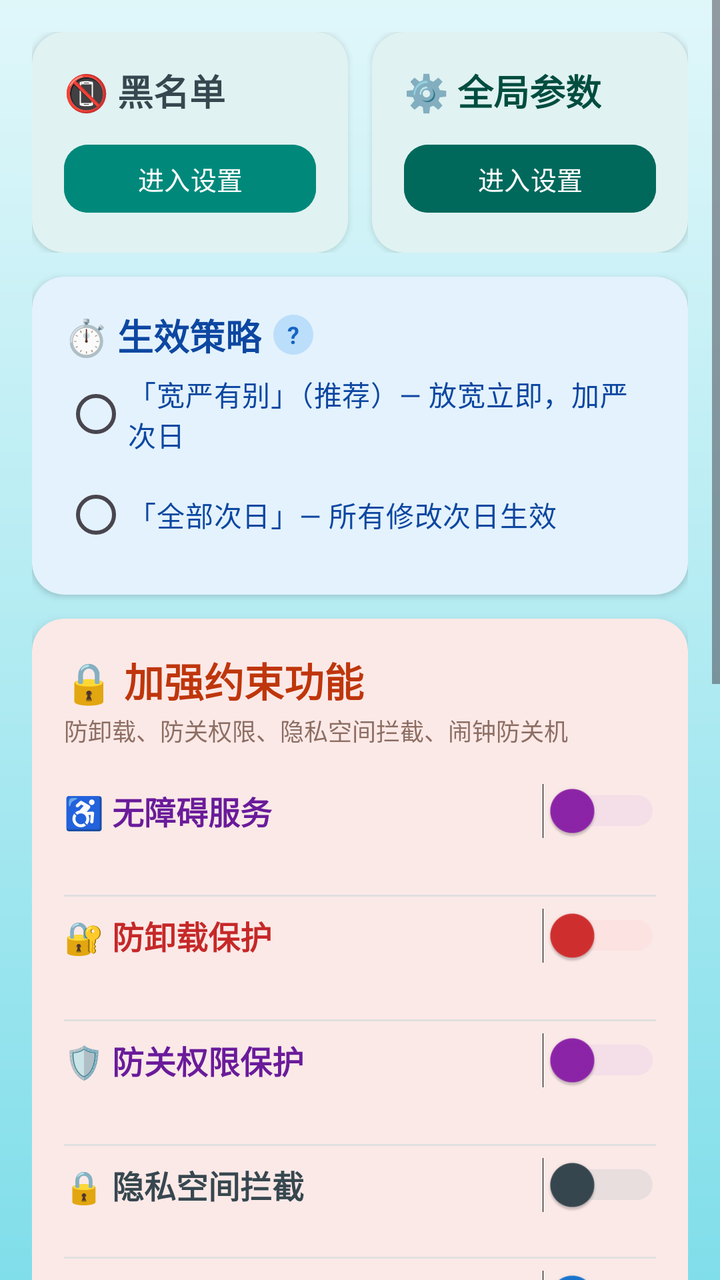
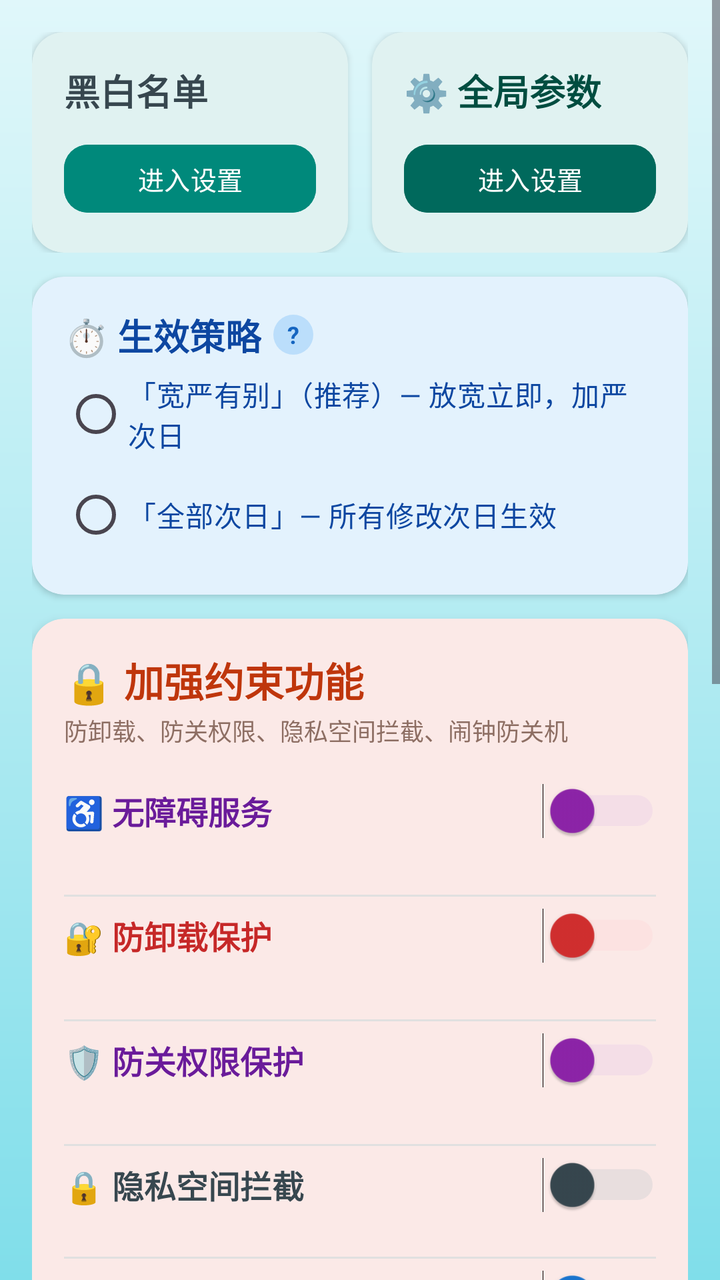

Screens rendered from an Android XML layout before and after an edit, with the pre-edit source and the edit as a unified diff.
<!-- AndroidManifest.xml: application theme Theme.IronWill -->
<!-- res/layout/fragment_rules.xml -->
<?xml version="1.0" encoding="utf-8"?>
<ScrollView xmlns:android="http://schemas.android.com/apk/res/android"
    xmlns:app="http://schemas.android.com/apk/res-auto"
    android:id="@+id/layout_rules"
    android:layout_width="match_parent"
    android:layout_height="match_parent"
    android:fitsSystemWindows="true"
    android:clipToPadding="false"
    android:background="@drawable/bg_sea_surface"
    android:visibility="visible">

    <LinearLayout
        android:layout_width="match_parent"
        android:layout_height="wrap_content"
        android:orientation="vertical"
        android:padding="16dp">

        
        <LinearLayout
            android:layout_width="match_parent"
            android:layout_height="wrap_content"
            android:orientation="horizontal"
            android:layout_marginBottom="12dp">

            
            <androidx.cardview.widget.CardView
                android:layout_width="0dp"
                android:layout_height="wrap_content"
                android:layout_weight="1"
                android:layout_marginEnd="6dp"
                app:cardBackgroundColor="#E0F2F1"
                app:cardCornerRadius="16dp"
                app:cardElevation="2dp">
                <LinearLayout
                    android:layout_width="match_parent"
                    android:layout_height="wrap_content"
                    android:orientation="vertical"
                    android:padding="16dp">
                    <TextView
                        android:text="📵 黑名单"
                        android:textSize="18sp"
                        android:textStyle="bold"
                        android:textColor="#37474F"
                        android:layout_marginBottom="10dp"
                        android:layout_width="wrap_content"
                        android:layout_height="wrap_content"/>
                    <Button
                        android:id="@+id/btn_select_apps"
                        android:layout_width="match_parent"
                        android:layout_height="42dp"
                        android:text="进入设置"
                        android:backgroundTint="#00897B"
                        android:textColor="#FFFFFF"
                        android:textSize="13sp"
                        app:cornerRadius="12dp"/>
                </LinearLayout>
            </androidx.cardview.widget.CardView>

            
            <androidx.cardview.widget.CardView
                android:layout_width="0dp"
                android:layout_height="wrap_content"
                android:layout_weight="1"
                android:layout_marginStart="6dp"
                app:cardBackgroundColor="#E0F2F1"
                app:cardCornerRadius="16dp"
                app:cardElevation="2dp">
                <LinearLayout
                    android:layout_width="match_parent"
                    android:layout_height="wrap_content"
                    android:orientation="vertical"
                    android:padding="16dp">
                    <TextView
                        android:text="⚙️ 全局参数"
                        android:textSize="18sp"
                        android:textStyle="bold"
                        android:textColor="#004D40"
                        android:layout_marginBottom="10dp"
                        android:layout_width="wrap_content"
                        android:layout_height="wrap_content"/>
                    <Button
                        android:id="@+id/btn_global_params_rules"
                        android:layout_width="match_parent"
                        android:layout_height="42dp"
                        android:text="进入设置"
                        android:backgroundTint="#00695C"
                        android:textColor="#FFFFFF"
                        android:textSize="13sp"
                        app:cornerRadius="12dp"/>
                </LinearLayout>
            </androidx.cardview.widget.CardView>
        </LinearLayout>

        
        <androidx.cardview.widget.CardView
            android:layout_width="match_parent"
            android:layout_height="wrap_content"
            android:layout_marginBottom="12dp"
            app:cardBackgroundColor="#E3F2FD"
            app:cardCornerRadius="16dp"
            app:cardElevation="2dp">
            <LinearLayout
                android:layout_width="match_parent"
                android:layout_height="wrap_content"
                android:orientation="vertical"
                android:padding="16dp">

                <LinearLayout
                    android:layout_width="match_parent"
                    android:layout_height="wrap_content"
                    android:orientation="horizontal"
                    android:gravity="center_vertical">
                    <TextView
                        android:text="⏱️ 生效策略"
                        android:textSize="18sp"
                        android:textStyle="bold"
                        android:textColor="#0D47A1"
                        android:layout_width="wrap_content"
                        android:layout_height="wrap_content"/>
                    <TextView
                        android:id="@+id/btn_effective_policy_help"
                        android:layout_width="20dp"
                        android:layout_height="20dp"
                        android:layout_marginStart="6dp"
                        android:text="?"
                        android:textSize="12sp"
                        android:textStyle="bold"
                        android:textColor="#1565C0"
                        android:gravity="center"
                        android:background="@drawable/bg_sea_bubble"
                        android:backgroundTint="#BBDEFB"/>
                </LinearLayout>

                <RadioGroup
                    android:id="@+id/rg_effective_policy"
                    android:layout_width="match_parent"
                    android:layout_height="wrap_content"
                    android:orientation="vertical">

                    <RadioButton
                        android:id="@+id/rb_policy_favorable"
                        android:layout_width="match_parent"
                        android:layout_height="wrap_content"
                        android:text="「宽严有别」（推荐）— 放宽立即，加严次日"
                        android:textColor="#0D47A1"
                        android:textSize="14sp"
                        android:paddingVertical="6dp" />

                    <RadioButton
                        android:id="@+id/rb_policy_all_next_day"
                        android:layout_width="match_parent"
                        android:layout_height="wrap_content"
                        android:text="「全部次日」— 所有修改次日生效"
                        android:textColor="#0D47A1"
                        android:textSize="14sp"
                        android:paddingVertical="6dp" />
                </RadioGroup>
            </LinearLayout>
        </androidx.cardview.widget.CardView>

        
        <androidx.cardview.widget.CardView
            android:layout_width="match_parent"
            android:layout_height="wrap_content"
            android:layout_marginBottom="12dp"
            app:cardBackgroundColor="#FBE9E7"
            app:cardCornerRadius="16dp"
            app:cardElevation="3dp">

            <LinearLayout
                android:layout_width="match_parent"
                android:layout_height="wrap_content"
                android:orientation="vertical"
                android:padding="16dp">

                
                <TextView
                    android:text="🔒 加强约束功能"
                    android:textSize="20sp"
                    android:textStyle="bold"
                    android:textColor="#BF360C"
                    android:layout_width="wrap_content"
                    android:layout_height="wrap_content"
                    android:layout_marginBottom="2dp"/>

                <TextView
                    android:text="防卸载、防关权限、隐私空间拦截、闹钟防关机"
                    android:textSize="12sp"
                    android:textColor="#8D6E63"
                    android:layout_width="wrap_content"
                    android:layout_height="wrap_content"
                    android:layout_marginBottom="12dp"/>

                
                <LinearLayout
                    android:layout_width="match_parent"
                    android:layout_height="wrap_content"
                    android:orientation="horizontal"
                    android:gravity="center_vertical"
                    android:paddingVertical="6dp">

                    <TextView
                        android:text="♿ 无障碍服务"
                        android:textSize="16sp"
                        android:textStyle="bold"
                        android:textColor="#6A1B9A"
                        android:layout_width="wrap_content"
                        android:layout_height="wrap_content"/>

                    <View
                        android:layout_width="0dp"
                        android:layout_height="1dp"
                        android:layout_weight="1"/>

                    <Switch
                        android:id="@+id/switch_accessibility_service"
                        android:layout_width="wrap_content"
                        android:layout_height="wrap_content"
                        android:thumbTint="#8E24AA"
                        android:trackTint="#E1BEE7"
                        android:scaleX="1.1"
                        android:scaleY="1.1"/>
                </LinearLayout>

                <TextView
                    android:id="@+id/tv_accessibility_status_main"
                    android:layout_width="wrap_content"
                    android:layout_height="wrap_content"
                    android:textSize="12sp"
                    android:textColor="#6A1B9A"
                    android:layout_marginStart="4dp"
                    android:layout_marginBottom="6dp"/>

                
                <View
                    android:layout_width="match_parent"
                    android:layout_height="1dp"
                    android:background="#E0E0E0"/>

                
                <LinearLayout
                    android:layout_width="match_parent"
                    android:layout_height="wrap_content"
                    android:orientation="horizontal"
                    android:gravity="center_vertical"
                    android:paddingVertical="6dp">

                    <TextView
                        android:text="🔐 防卸载保护"
                        android:textSize="16sp"
                        android:textStyle="bold"
                        android:textColor="#C62828"
                        android:layout_width="wrap_content"
                        android:layout_height="wrap_content"/>

                    <View
                        android:layout_width="0dp"
                        android:layout_height="1dp"
                        android:layout_weight="1"/>

                    <Switch
                        android:id="@+id/switch_uninstall_protection"
                        android:layout_width="wrap_content"
                        android:layout_height="wrap_content"
                        android:thumbTint="#D32F2F"
                        android:trackTint="#FFCDD2"
                        android:scaleX="1.1"
                        android:scaleY="1.1"/>
                </LinearLayout>

                <TextView
                    android:id="@+id/tv_uninstall_status_main"
                    android:layout_width="wrap_content"
                    android:layout_height="wrap_content"
                    android:textSize="12sp"
                    android:textColor="#C62828"
                    android:layout_marginStart="4dp"
                    android:layout_marginBottom="6dp"/>

                
                <View
                    android:layout_width="match_parent"
                    android:layout_height="1dp"
                    android:background="#E0E0E0"/>

                
                <LinearLayout
                    android:layout_width="match_parent"
                    android:layout_height="wrap_content"
                    android:orientation="horizontal"
                    android:gravity="center_vertical"
                    android:paddingVertical="6dp">

                    <TextView
                        android:text="🛡️ 防关权限保护"
                        android:textSize="16sp"
                        android:textStyle="bold"
                        android:textColor="#6A1B9A"
                        android:layout_width="wrap_content"
                        android:layout_height="wrap_content"/>

                    <View
                        android:layout_width="0dp"
                        android:layout_height="1dp"
                        android:layout_weight="1"/>

                    <Switch
                        android:id="@+id/switch_accessibility"
                        android:layout_width="wrap_content"
                        android:layout_height="wrap_content"
                        android:thumbTint="#8E24AA"
                        android:trackTint="#E1BEE7"
                        android:scaleX="1.1"
                        android:scaleY="1.1"/>
                </LinearLayout>

                <TextView
                    android:id="@+id/tv_perm_protection_status"
                    android:layout_width="wrap_content"
                    android:layout_height="wrap_content"
                    android:textSize="12sp"
                    android:textColor="#C62828"
                    android:layout_marginStart="4dp"
                    android:layout_marginBottom="6dp"/>

                
                <View
                    android:layout_width="match_parent"
                    android:layout_height="1dp"
                    android:background="#E0E0E0"/>

                
                <LinearLayout
                    android:layout_width="match_parent"
                    android:layout_height="wrap_content"
                    android:orientation="horizontal"
                    android:gravity="center_vertical"
                    android:paddingVertical="6dp">

                    <TextView
                        android:text="🔒 隐私空间拦截"
                        android:textSize="16sp"
                        android:textStyle="bold"
                        android:textColor="#37474F"
                        android:layout_width="wrap_content"
                        android:layout_height="wrap_content"/>

                    <View
                        android:layout_width="0dp"
                        android:layout_height="1dp"
                        android:layout_weight="1"/>

                    <Switch
                        android:id="@+id/switch_privacy_space_guard"
                        android:layout_width="wrap_content"
                        android:layout_height="wrap_content"
                        android:thumbTint="#37474F"
                        android:trackTint="#B0BEC5"
                        android:scaleX="1.1"
                        android:scaleY="1.1"/>
                </LinearLayout>

                <TextView
                    android:id="@+id/tv_privacy_space_guard_status"
                    android:layout_width="wrap_content"
                    android:layout_height="wrap_content"
                    android:textSize="12sp"
                    android:textColor="#37474F"
                    android:layout_marginStart="4dp"/>

                
                <View
                    android:layout_width="match_parent"
                    android:layout_height="1dp"
                    android:background="#E0E0E0"/>

                
                <LinearLayout
                    android:layout_width="match_parent"
                    android:layout_height="wrap_content"
                    android:orientation="horizontal"
                    android:gravity="center_vertical"
                    android:paddingVertical="6dp">

                    <TextView
                        android:text="⏰ 闹钟防关机保护"
                        android:textSize="16sp"
                        android:textStyle="bold"
                        android:textColor="#1565C0"
                        android:layout_width="wrap_content"
                        android:layout_height="wrap_content"/>

                    <View
                        android:layout_width="0dp"
                        android:layout_height="1dp"
                        android:layout_weight="1"/>

                    <Switch
                        android:id="@+id/switch_alarm_power_off_protection"
                        android:layout_width="wrap_content"
                        android:layout_height="wrap_content"
                        android:thumbTint="#1976D2"
                        android:trackTint="#BBDEFB"
                        android:scaleX="1.1"
                        android:scaleY="1.1"/>
                </LinearLayout>

                <TextView
                    android:id="@+id/tv_alarm_power_off_status_main"
                    android:layout_width="wrap_content"
                    android:layout_height="wrap_content"
                    android:textSize="12sp"
                    android:textColor="#1565C0"
                    android:layout_marginStart="4dp"/>

                <LinearLayout
                    android:layout_width="match_parent"
                    android:layout_height="wrap_content"
                    android:orientation="vertical"
                    android:layout_marginTop="8dp">

                    <LinearLayout
                        android:layout_width="match_parent"
                        android:layout_height="wrap_content"
                        android:orientation="horizontal"
                        android:gravity="center_vertical"
                        android:paddingVertical="6dp">
                        <TextView
                            android:layout_width="wrap_content"
                            android:layout_height="wrap_content"
                            android:textColor="#0D47A1"
                            android:textSize="14sp"
                            android:text="隐藏 IronWill 在多任务界面" />
                        <TextView
                            android:id="@+id/btn_hide_in_recent_tasks_help"
                            android:layout_width="20dp"
                            android:layout_height="20dp"
                            android:layout_marginStart="6dp"
                            android:text="?"
                            android:textSize="12sp"
                            android:textStyle="bold"
                            android:textColor="#1565C0"
                            android:gravity="center"
                            android:background="@drawable/bg_sea_bubble"
                            android:backgroundTint="#BBDEFB" />
                        <View
                            android:layout_width="0dp"
                            android:layout_height="1dp"
                            android:layout_weight="1" />
                        <Switch
                            android:id="@+id/switch_hide_in_recent_tasks"
                            android:layout_width="wrap_content"
                            android:layout_height="wrap_content"
                            android:thumbTint="#1976D2"
                            android:trackTint="#BBDEFB" />
                    </LinearLayout>

                </LinearLayout>

            </LinearLayout>
        </androidx.cardview.widget.CardView>

        
        <androidx.cardview.widget.CardView
            android:id="@+id/card_weekly_privilege"
            android:layout_width="match_parent"
            android:layout_height="wrap_content"
            android:layout_marginBottom="12dp"
            app:cardBackgroundColor="#E8F5E9"
            app:cardCornerRadius="16dp"
            app:cardElevation="2dp">
            <LinearLayout
                 android:layout_width="match_parent"
                 android:layout_height="wrap_content"
                 android:orientation="vertical"
                 android:padding="16dp">
                <TextView
                    android:text="💎 每周特权"
                    android:textSize="18sp"
                    android:textStyle="bold"
                    android:textColor="#1B5E20"
                    android:layout_width="wrap_content"
                    android:layout_height="wrap_content"/>
                <TextView
                    android:id="@+id/tv_weekly_privilege_status"
                    android:text="每周一次的特权机会"
                    android:textSize="12sp"
                    android:textColor="#2E7D32"
                    android:layout_marginBottom="10dp"
                    android:layout_width="wrap_content"
                    android:layout_height="wrap_content"/>
                <Button
                    android:id="@+id/btn_weekly_privilege"
                    android:layout_width="match_parent"
                    android:layout_height="42dp"
                    android:text="启用特权 (0/1)"
                    android:backgroundTint="#FF7043"
                    android:textColor="#FFFFFF"
                    android:textSize="13sp"
                    app:cornerRadius="12dp"/>
            </LinearLayout>
        </androidx.cardview.widget.CardView>

        
        <androidx.cardview.widget.CardView
            android:layout_width="match_parent"
            android:layout_height="wrap_content"
            android:layout_marginBottom="12dp"
            app:cardBackgroundColor="#E3F2FD"
            app:cardCornerRadius="16dp"
            app:cardElevation="2dp">
            <LinearLayout
                android:layout_width="match_parent"
                android:layout_height="wrap_content"
                android:orientation="vertical"
                android:padding="16dp">
                <TextView
                    android:text="ℹ️ 关于我们"
                    android:textSize="18sp"
                    android:textStyle="bold"
                    android:textColor="#0D47A1"
                    android:layout_marginBottom="4dp"
                    android:layout_width="wrap_content"
                    android:layout_height="wrap_content"/>
                <TextView
                    android:text="用户协议、隐私政策、第三方 SDK 清单等 7 项"
                    android:textSize="12sp"
                    android:textColor="#1976D2"
                    android:layout_marginBottom="10dp"
                    android:layout_width="wrap_content"
                    android:layout_height="wrap_content"/>
                <Button
                    android:id="@+id/btn_open_about"
                    android:layout_width="match_parent"
                    android:layout_height="42dp"
                    android:text="查看"
                    android:backgroundTint="#1565C0"
                    android:textColor="#FFFFFF"
                    android:textSize="13sp"
                    app:cornerRadius="12dp"/>
            </LinearLayout>
        </androidx.cardview.widget.CardView>

        
        <LinearLayout
            android:layout_width="match_parent"
            android:layout_height="wrap_content"
            android:orientation="horizontal"
            android:layout_marginBottom="12dp">

            
            <androidx.cardview.widget.CardView
                android:layout_width="0dp"
                android:layout_height="match_parent"
                android:layout_weight="1"
                android:layout_marginEnd="6dp"
                app:cardBackgroundColor="#E8F5E9"
                app:cardCornerRadius="16dp"
                app:cardElevation="1dp">
                <LinearLayout
                    android:layout_width="match_parent"
                    android:layout_height="match_parent"
                    android:orientation="vertical"
                    android:padding="12dp">
                    <TextView
                        android:text="🧾 日志诊断"
                        android:textSize="18sp"
                        android:textStyle="bold"
                        android:textColor="#1B5E20"
                        android:layout_marginBottom="8dp"
                        android:layout_width="wrap_content"
                        android:layout_height="wrap_content"/>

                    <View
                        android:layout_width="match_parent"
                        android:layout_height="0dp"
                        android:layout_weight="1"/>

                    <com.google.android.material.button.MaterialButton
                        android:id="@+id/btn_quick_send_logs"
                        android:layout_width="match_parent"
                        android:layout_height="44dp"
                        android:text="发送日志"
                        android:backgroundTint="#2E7D32"
                        android:textColor="#FFFFFF"
                        android:textSize="13sp"
                        android:minHeight="0dp"
                        android:insetTop="0dp"
                        android:insetBottom="0dp"
                        app:iconPadding="0dp"
                        app:cornerRadius="12dp"/>
                </LinearLayout>
            </androidx.cardview.widget.CardView>

            
            <androidx.cardview.widget.CardView
                android:layout_width="0dp"
                android:layout_height="match_parent"
                android:layout_weight="1"
                android:layout_marginStart="6dp"
                app:cardBackgroundColor="#FFF8E1"
                app:cardCornerRadius="16dp"
                app:cardElevation="1dp">
                <LinearLayout
                    android:layout_width="match_parent"
                    android:layout_height="match_parent"
                    android:orientation="vertical"
                    android:padding="12dp">
                    <TextView
                        android:text="💾 设置备份"
                        android:textSize="18sp"
                        android:textStyle="bold"
                        android:textColor="#E65100"
                        android:layout_marginBottom="8dp"
                        android:layout_width="wrap_content"
                        android:layout_height="wrap_content"/>

                    <LinearLayout
                        android:layout_width="match_parent"
                        android:layout_height="wrap_content"
                        android:orientation="horizontal">
                        <com.google.android.material.button.MaterialButton
                            android:id="@+id/btn_export_settings"
                            android:layout_width="0dp"
                            android:layout_height="44dp"
                            android:layout_weight="1"
                            android:text="导出"
                            android:backgroundTint="#FF8F00"
                            android:textColor="#FFFFFF"
                            android:textSize="11sp"
                            android:minWidth="0dp"
                            android:minHeight="0dp"
                            android:insetTop="0dp"
                            android:insetBottom="0dp"
                            android:paddingHorizontal="2dp"
                            app:iconPadding="0dp"
                            android:layout_marginEnd="4dp"
                            app:cornerRadius="8dp"/>
                        <com.google.android.material.button.MaterialButton
                            android:id="@+id/btn_import_settings"
                            android:layout_width="0dp"
                            android:layout_height="44dp"
                            android:layout_weight="1"
                            android:text="导入"
                            android:backgroundTint="#EF6C00"
                            android:textColor="#FFFFFF"
                            android:textSize="11sp"
                            android:minWidth="0dp"
                            android:minHeight="0dp"
                            android:insetTop="0dp"
                            android:insetBottom="0dp"
                            android:paddingHorizontal="2dp"
                            app:iconPadding="0dp"
                            app:cornerRadius="8dp"/>
                    </LinearLayout>
                </LinearLayout>
            </androidx.cardview.widget.CardView>
        </LinearLayout>

        
        <View
            android:layout_width="match_parent"
            android:layout_height="24dp"/>

    </LinearLayout>
</ScrollView>
<!-- resources referenced by this layout -->
<resources>
  <!-- drawable bg_sea_bubble (drawable) -->
  <?xml version="1.0" encoding="utf-8"?>
  <shape xmlns:android="http://schemas.android.com/apk/res/android" android:shape="rectangle">
      <solid android:color="#E0F7FA" />
      <corners android:radius="20dp" />
  </shape>
  <!-- drawable bg_sea_surface (drawable) -->
  <?xml version="1.0" encoding="utf-8"?>
  <shape xmlns:android="http://schemas.android.com/apk/res/android" android:shape="rectangle">
      <gradient
          android:startColor="#E0F7FA"
          android:centerColor="#B2EBF2"
          android:endColor="#80DEEA"
          android:angle="270" />
  </shape>
  <style name="Theme.IronWill" parent="Base.Theme.IronWill" />
  <style name="Base.Theme.IronWill" parent="Theme.Material3.DayNight.NoActionBar">
          
          
      </style>
</resources>

<!-- the commit's change to res/layout/fragment_rules.xml (unified diff, before → after) -->
@@ -37,7 +37,7 @@
                     android:orientation="vertical"
                     android:padding="16dp">
                     <TextView
-                        android:text="📵 黑名单"
+                        android:text="黑白名单"
                         android:textSize="18sp"
                         android:textStyle="bold"
                         android:textColor="#37474F"
